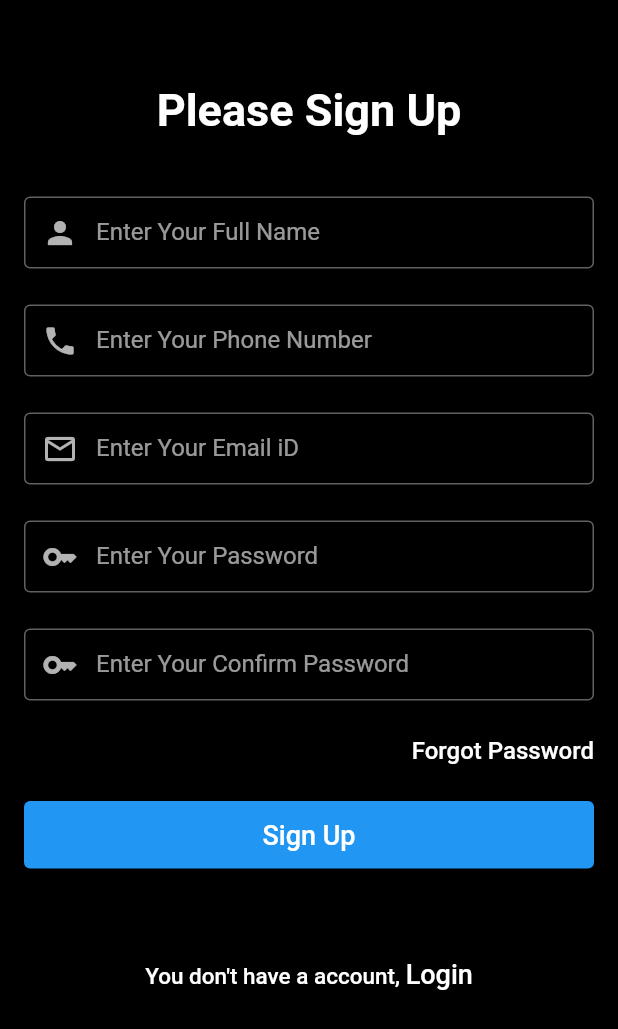
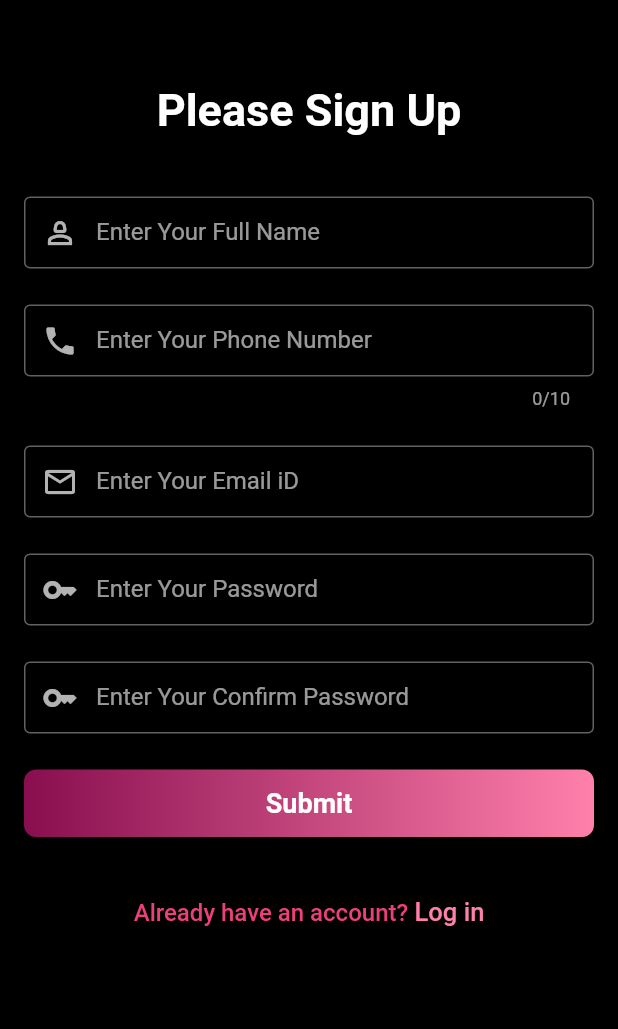
Before and after one commit to bijaym397/Real-Twist, a Flutter app: the SignupView screen opened directly, on a phone screen of 412 x 824 dp. Shown: the top 1029 px of the screen. Run offline on Flutter 3.47's test engine with Material 2 defaults, Android fonts, the phone set to English and light mode, and no system bars; our stand-ins replace flutter_fortune_wheel, pinput, rflutter_alert, rxdart, shared_preferences; missing offline and left inert: flutter_stripe; accounts and stored records are empty.

```diff
--- a/lib/auth/signUp.dart
+++ b/lib/auth/signUp.dart
@@ -1,4 +1,6 @@
 import 'package:flutter/material.dart';
+import 'package:real_twist/auth/login.dart';
+import 'package:real_twist/auth/widgets.dart';
 import 'package:real_twist/utils/form_validator.dart';
 
 import 'otp_verification_screen.dart';
@@ -11,7 +13,6 @@ class SignupView extends StatefulWidget {
 }
 
 class _SignupViewState extends State<SignupView> {
-
   final GlobalKey<FormState> signUpFormKey = GlobalKey<FormState>();
 
   TextEditingController nameController = TextEditingController();
@@ -40,17 +41,28 @@ class _SignupViewState extends State<SignupView> {
               const Center(
                 child: Text(
                   "Please Sign Up",
-                style: TextStyle(fontWeight: FontWeight.w600, fontSize: 30),
-              )),
+                  style: TextStyle(
+                    fontWeight: FontWeight.w600,
+                    fontSize: 30,
+                  ),
+                ),
+              ),
               const SizedBox(height: 40),
               TextFormField(
                 focusNode: nameNode,
                 controller: nameController,
-                validator: FromValidator.phoneValidator,
+                validator: (value) {
+                  if (value == null || value.trim().isEmpty) {
+                    return "*Required";
+                  } else if (value.length < 3) {
+                    return "Name should be 3 characters";
+                  }
+                  return null;
+                },
                 keyboardType: TextInputType.name,
                 textInputAction: TextInputAction.next,
                 decoration: const InputDecoration(
-                    prefixIcon: Icon(Icons.person),
+                    prefixIcon: Icon(Icons.person_2_outlined),
                     contentPadding:
                         EdgeInsets.symmetric(horizontal: 16, vertical: 6),
                     border: OutlineInputBorder(),
@@ -62,7 +74,15 @@ class _SignupViewState extends State<SignupView> {
                 focusNode: phoneNode,
                 controller: phoneController,
                 keyboardType: TextInputType.phone,
-                validator: FromValidator.phoneValidator,
+                maxLength: 10,
+                validator: (value) {
+                  if (value == null || value.trim().isEmpty) {
+                    return "*Required";
+                  } else if (value.length < 10) {
+                    return "Number should be 10 characters";
+                  }
+                  return null;
+                },
                 textInputAction: TextInputAction.next,
                 decoration: const InputDecoration(
                     prefixIcon: Icon(Icons.phone),
@@ -76,7 +96,7 @@ class _SignupViewState extends State<SignupView> {
               TextFormField(
                 focusNode: emailNode,
                 controller: emailController,
-                validator: FromValidator.emailValidator,
+                validator: validateEmail,
                 textInputAction: TextInputAction.next,
                 keyboardType: TextInputType.emailAddress,
                 decoration: const InputDecoration(
@@ -91,7 +111,14 @@ class _SignupViewState extends State<SignupView> {
               TextFormField(
                 focusNode: passwordNode,
                 controller: passwordController,
-                validator: FromValidator.passwordValidator,
+                validator: (value) {
+                  if (value == null || value.isEmpty) {
+                    return "*Required";
+                  } else if (value.length < 8) {
+                    return "Minimum length is 8";
+                  }
+                  return null;
+                },
                 textInputAction: TextInputAction.next,
                 keyboardType: TextInputType.visiblePassword,
                 decoration: const InputDecoration(
@@ -108,8 +135,14 @@ class _SignupViewState extends State<SignupView> {
                 controller: confirmPasswordController,
                 keyboardType: TextInputType.visiblePassword,
                 validator: (value) {
-                  if (value == null || value.isEmpty) return "*Required";
-                  if (value.length < 8) return "Minimum length is 8";
+                  if (value == null || value.isEmpty) {
+                    return "*Required";
+                  } else if (value.length < 8) {
+                    return "Minimum length is 8";
+                  } else if (passwordController.value.text !=
+                      confirmPasswordController.value.text) {
+                    return "Password & Confirmation password do not match";
+                  }
                   return null;
                 },
                 textInputAction: TextInputAction.done,
@@ -122,53 +155,35 @@ class _SignupViewState extends State<SignupView> {
                     labelText: "Enter Your Confirm Password"),
               ),
               const SizedBox(height: 24),
-              const Align(
-                  alignment: Alignment.centerRight,
-                  child: Text(
-                    "Forgot Password",
-                    style: TextStyle(fontWeight: FontWeight.w500, fontSize: 16),
-                  )),
-              const SizedBox(height: 24),
-              SizedBox(
-                height: 45,
-                child: ElevatedButton(
-                  child: const Text("Sign Up", style: TextStyle(fontSize: 18),),
-                  onPressed: () {
-                    if(signUpFormKey.currentState!.validate()){
+              ButtonCommon(
+                title: "Submit",
+                onTap: () {
+                  print(confirmPasswordController.value.text);
+                  if (signUpFormKey.currentState!.validate()) {
                     Navigator.push(
                       context,
                       MaterialPageRoute(
-                          builder: (context) => const OtpVerificationScreen(phoneNumber: '9088099176'),
+                        builder: (context) => const OtpVerificationScreen(
+                            phoneNumber: '9088099176'),
                       ),
                     );
                   }
                 },
               ),
+              const SizedBox(height: 40),
+              BottomText(
+                text: "Already have an account?",
+                text2: " Log in",
+                onTap: () {
+                  if (signUpFormKey.currentState!.validate()) {
+                    Navigator.push(
+                      context,
+                      MaterialPageRoute(
+                        builder: (context) => const LoginView(),
                       ),
-              const SizedBox(height: 60),
-              GestureDetector(
-                onTap: () => Navigator.pop(context),
-                child: RichText(
-                  textAlign: TextAlign.center,
-                  text: const TextSpan(
-                    children: [
-                      TextSpan(
-                        text: "You don't have a account, ",
-                        style: TextStyle(
-                            fontSize: 15,
-                            fontWeight: FontWeight.w500,
-                            color: Colors.white),
-                      ),
-                      TextSpan(
-                        text: "Login",
-                        style: TextStyle(
-                            fontSize: 18,
-                            fontWeight: FontWeight.w500,
-                            color: Colors.white),
-                      ),
-                    ],
-                  ),
-                ),
+                    );
+                  }
+                },
               ),
             ],
           ),
--- /dev/null
+++ b/lib/auth/widgets.dart
@@ -0,0 +1,69 @@
+import 'package:flutter/material.dart';
+import 'package:real_twist/auth/signUp.dart';
+
+import '../home.dart';
+
+class BottomText extends StatelessWidget {
+  const BottomText({Key? key, this.onTap, this.text, this.text2})
+      : super(key: key);
+
+  final Function()? onTap;
+  final String? text;
+  final String? text2;
+
+  @override
+  Widget build(BuildContext context) {
+    return GestureDetector(
+        onTap: onTap ??
+            () {
+              Navigator.push(
+                context,
+                MaterialPageRoute(builder: (context) => const SignupView()),
+              );
+            },
+        child: RichText(
+          textAlign: TextAlign.center,
+          text: TextSpan(
+            children: [
+              TextSpan(
+                text: text ?? "You don't have a account, ",
+                style: TextStyle(
+                    fontSize: 16,
+                    fontWeight: FontWeight.w500,
+                    color: Colors.pink.shade400),
+              ),
+              TextSpan(
+                text: text2 ?? "Sign Up",
+                style: TextStyle(
+                    fontSize: 17,
+                    fontWeight: FontWeight.w500,
+                    color: Colors.pinkAccent.shade100),
+              ),
+            ],
+          ),
+        ));
+  }
+}
+
+class ButtonCommon extends StatelessWidget {
+  const ButtonCommon({Key? key, this.onTap, this.title}) : super(key: key);
+  final Function()? onTap;
+  final String? title;
+
+  @override
+  Widget build(BuildContext context) {
+    return SizedBox(
+      height: 45,
+      child: CommonCard(
+        onTap: onTap ?? () {},
+        child: Center(
+          child: Text(
+            title ?? 'Login',
+            style:
+            const TextStyle(fontSize: 18, fontWeight: FontWeight.w600),
+          ),
+        ),
+      ),
+    );
+  }
+}
```
Also changed, not shown: lib/utils/form_validator.dart (+15 -0 lines). Lines whose indentation alone changed are shown as unchanged.
